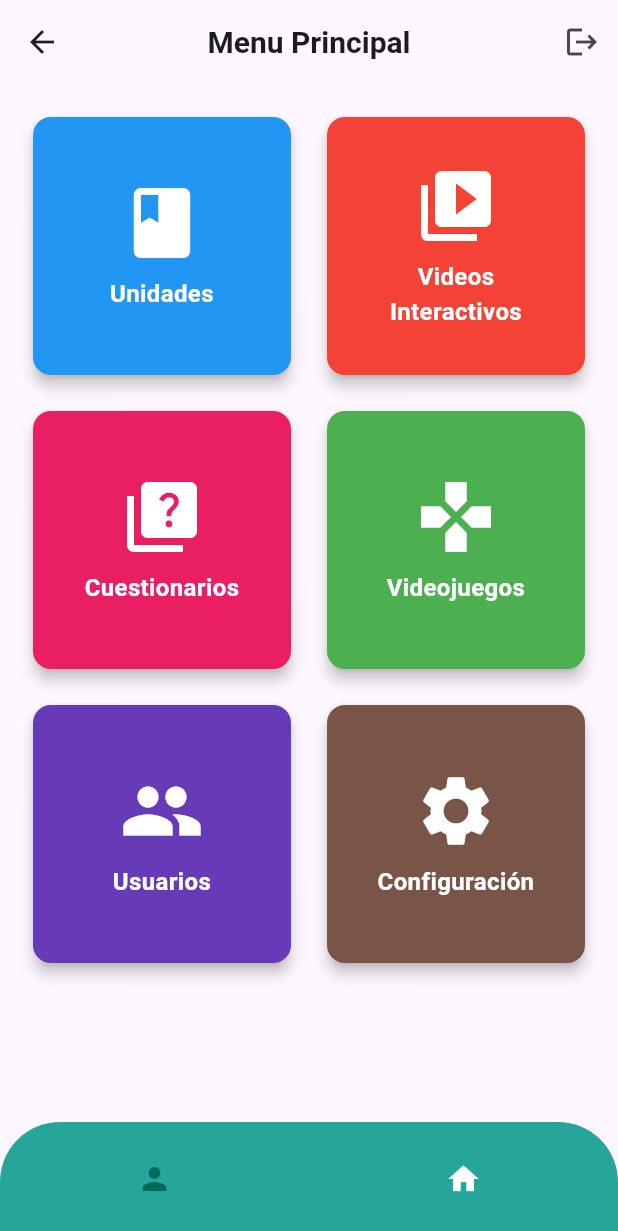
After one commit to SantiagoNavarroUPC/learnscience-front-end, a Flutter app: the HomeTeacher screen opened by its route, on a phone screen of 412 x 824 dp. The commit adds this screen. Shown: the top 1231 px of the screen. Run offline on Flutter 3.47's test engine with Material 3 defaults, Android fonts, the phone set to English and light mode, and no system bars; our stand-ins replace animate_do, firebase_core, flutter_svg, get, get_storage; accounts and stored records are empty; network calls fail; project files that could hold a hidden picture were left out.

Commit message:
Commit 12/10/24 - Modulo de principal para Docentes

```diff
--- a/lib/main.dart
+++ b/lib/main.dart
@@ -1,19 +1,22 @@
 import 'package:firebase_core/firebase_core.dart';
 import 'package:flutter/material.dart';
 import 'package:flutter_application/controllers/controllerUsuario.dart';
+import 'package:flutter_application/pages/home_teacher/home.dart';
 import 'package:flutter_application/pages/login/login.dart';
 import 'package:flutter_application/pages/login/registrarse.dart';
+import 'package:flutter_application/pages/pageListarPersona.dart';
 import 'package:flutter_application/pages/pageRegistroPersona.dart';
 import 'package:flutter_application/theme.dart';
 import 'package:get/get.dart';
 import 'package:get_storage/get_storage.dart';
 import 'controllers/controllerPersona.dart';
-import 'pages/home/home.dart';
+import 'pages/home_student/home.dart';
 import 'pages/onboarding/onboarding.dart';
 import 'pages/inicio/start.dart';
 
 void main() async {
   WidgetsFlutterBinding.ensureInitialized();
+
 
   GetPlatform.isWeb
       ? await Firebase.initializeApp(
@@ -47,10 +50,11 @@ class MyApp extends StatelessWidget {
         "/usuario": (context) => RegistroPersonaScreen(),
         "/login": (context) => LoginScreen(),
         "/registrarse": (context) => RegistrarUsuarioScreen(),
-        //"/lista": (context) => ListaPersonasScreen(),
+        "/usuarios": (context) => ListaPersonasScreen(),
         "/onboarding": (context) => Onboarding(),
         "/start": (context) => StartApp(),
-        "/home": (context) => const Home(),
+        "/menu_estudiante": (context) => const HomeStudent(),
+        "/menu_profesor": (context) => const HomeTeacher(),
       },
     );
   }
--- a/lib/pages/home/home.dart
+++ b/lib/pages/home_student/home.dart
@@ -2,15 +2,15 @@ import 'package:flutter/material.dart';
 import 'package:flutter/services.dart';
 import 'package:flutter_application/constants.dart';
 import 'package:flutter_application/enums.dart';
-import 'package:flutter_application/pages/home/components/body.dart';
+import 'package:flutter_application/pages/home_student/components/body.dart';
 import 'package:get/get.dart';
 
 import '../../components/coustom_bottom_nav_bar.dart';
 
 
-class Home extends StatelessWidget {
+class HomeStudent extends StatelessWidget {
 
-  const Home({Key? key}) : super(key: key);
+  const HomeStudent({Key? key}) : super(key: key);
 
   @override
   Widget build(BuildContext context) {
--- /dev/null
+++ b/lib/pages/home_teacher/components/bannerGeneral.dart
@@ -0,0 +1,62 @@
+import 'package:flutter/material.dart';
+
+
+class MenuTile extends StatelessWidget {
+  final IconData icon;
+  final String title;
+  final Color color;  // Nuevo parámetro de color
+
+  const MenuTile({
+    Key? key,
+    required this.icon,
+    required this.title,
+    required this.color,  // Requerido
+  }) : super(key: key);
+
+  @override
+  Widget build(BuildContext context) {
+    return Card(
+      color: color,  // Usamos el color pasado como argumento
+      elevation: 4,
+      child: InkWell(
+        onTap: () {
+          switch (title) {
+          case 'Unidades':
+            Navigator.pushNamed(context, '/unidades');
+            break;
+          case 'Videos\nInteractivos':
+            Navigator.pushNamed(context, '/videos');
+            break;
+          case 'Cuestionarios':
+            Navigator.pushNamed(context, '/cuestionarios');
+            break;
+          case 'Videojuegos':
+            Navigator.pushNamed(context, '/videojuegos');
+            break;
+          case 'Usuarios':
+            Navigator.pushNamed(context, '/usuarios');
+            break;
+          case 'Configuración':
+            Navigator.pushNamed(context, '/configuracion');
+            break;
+          default:
+            break;
+        }
+
+        },
+        child: Column(
+          mainAxisAlignment: MainAxisAlignment.center,
+          children: [
+            Icon(icon, size: 56, color: Colors.white), // Icono blanco por contraste
+            const SizedBox(height: 8),
+            Text(
+              title,
+              style: const TextStyle(fontSize: 16, fontWeight: FontWeight.bold, color: Colors.white), // Texto blanco
+              textAlign: TextAlign.center,
+            ),
+          ],
+        ),
+      ),
+    );
+  }
+}
--- /dev/null
+++ b/lib/pages/home_teacher/home.dart
@@ -0,0 +1,66 @@
+import 'package:flutter/material.dart';
+import 'package:flutter/services.dart';
+import 'package:flutter_application/components/coustom_bottom_nav_bar.dart';
+import 'package:flutter_application/constants.dart';
+import 'package:flutter_application/enums.dart';
+import 'package:flutter_application/pages/home_teacher/components/bannerGeneral.dart';
+import 'package:get/get.dart';
+import 'package:get/get_core/src/get_main.dart';
+
+class HomeTeacher extends StatelessWidget {
+  const HomeTeacher({Key? key}) : super(key: key);
+
+  void _cerrarSesion() {
+    // Mostrar notificación con GetX
+    Get.snackbar(
+      'Hasta luego',
+      'Vuelve pronto',
+      snackPosition: SnackPosition.BOTTOM,
+      backgroundColor: gColorTheme1_800,
+      colorText: Colors.white,
+    );
+    Future.delayed(Duration(seconds: 1), () {
+      SystemChannels.platform.invokeMethod('SystemNavigator.pop');
+    });
+  }
+
+  @override
+  Widget build(BuildContext context) {
+    return Scaffold(
+      appBar: AppBar(
+        title: const Text(
+          'Menu Principal',
+          style: TextStyle(
+            fontSize: 20,
+            fontWeight: FontWeight.bold,
+          ),
+        ),
+        centerTitle: true, // Esto centra el título
+        actions: [
+          IconButton(
+            icon: Icon(Icons.logout),
+            onPressed: () {
+              _cerrarSesion();
+            },
+          ),
+        ],
+      ),
+      body: GridView.count(
+      crossAxisCount: 2,
+      childAspectRatio: 1.0,
+      padding: const EdgeInsets.all(18),
+      mainAxisSpacing: 16,
+      crossAxisSpacing: 16,
+      children: [
+        MenuTile(icon: Icons.book, title: 'Unidades', color: Colors.blue),
+        MenuTile(icon: Icons.video_library, title: 'Videos\nInteractivos', color: Colors.red),
+        MenuTile(icon: Icons.quiz, title: 'Cuestionarios', color: Colors.pink),
+        MenuTile(icon: Icons.games, title: 'Videojuegos', color: Colors.green),
+        MenuTile(icon: Icons.people, title: 'Usuarios', color: Colors.deepPurple),
+        MenuTile(icon: Icons.settings, title: 'Configuración', color: Colors.brown),
+      ],
+    ),
+    bottomNavigationBar: const CustomBottomNavBar(selectedMenu: MenuState.home),
+    );
+  }
+}
```
Also changed, not shown: lib/components/coustom_bottom_nav_bar.dart (+16 -1 lines), lib/controllers/controllerPersona.dart (+1 -6 lines), lib/pages/home_student/components/body.dart (renamed from lib/pages/home/components/body.dart, +23 -19 lines), lib/pages/login/login.dart (+17 -2 lines), lib/pages/pageListarPersona.dart (added, +156 -0 lines), lib/pages/home_student/components/bannerBiologia.dart (renamed from lib/pages/home/components/bannerBiologia.dart), lib/pages/home_student/components/bannerFisica.dart (renamed from lib/pages/home/components/bannerFisica.dart), lib/pages/home_student/components/bannerQuimica.dart (renamed from lib/pages/home/components/bannerQuimica.dart).
